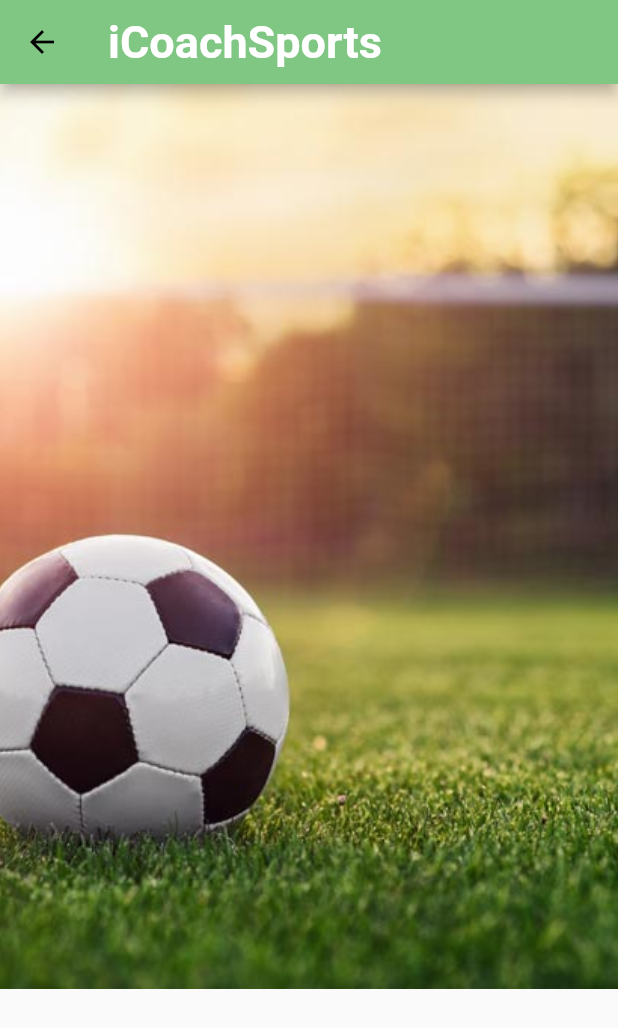
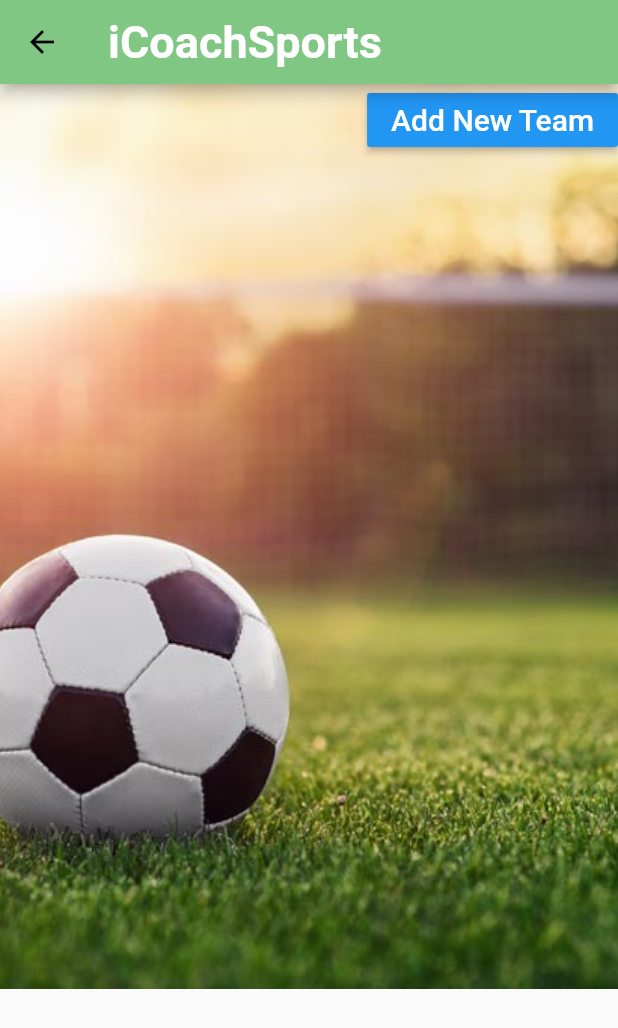
Before and after one commit to emchughes/iCoachSports, a Flutter app: the CoachHomeScreen screen opened by its route, on a phone screen of 412 x 824 dp. Shown: the top 1028 px of the screen. Run offline on Flutter 3.47's test engine with Material 2 defaults, Android fonts, the phone set to English and light mode, and no system bars; our stand-ins replace firebase_auth, google_fonts; accounts and stored records are empty; Roboto replaces fonts that are missing (Catamaran).

Commit message:
add team screen

```diff
--- a/lib/main.dart
+++ b/lib/main.dart
@@ -1,4 +1,5 @@
 import 'package:flutter/material.dart';
+import 'package:iCoachSports/screens/addteam_screen.dart';
 import 'package:iCoachSports/screens/coachhome_screen.dart';
 import 'package:iCoachSports/screens/createaccount_screen.dart';
 import 'package:iCoachSports/screens/login_screen.dart';
@@ -25,6 +26,7 @@ class ICoachSportsApp extends StatelessWidget {
           LogInScreen.routeName: (context) => LogInScreen(),
           CreateAccountScreen.routeName: (context) => CreateAccountScreen(),
           CoachHomeScreen.routeName: (context) => CoachHomeScreen(),
+          AddTeamScreen.routeName: (context) => AddTeamScreen(),
         });
   }
 }
--- a/lib/screens/coachhome_screen.dart
+++ b/lib/screens/coachhome_screen.dart
@@ -1,24 +1,9 @@
-import 'package:firebase_auth/firebase_auth.dart';
 import 'package:flutter/material.dart';
 
-class CoachHomeScreen extends StatefulWidget {
+import 'addteam_screen.dart';
+
+class CoachHomeScreen extends StatelessWidget {
   static const routeName = 'lohInScreen/coachHomeScreen';
-  @override
-  State<StatefulWidget> createState() {
-    return _CoachHomeState();
-  }
-}
-
-class _CoachHomeState extends State<CoachHomeScreen> {
-  _Controller con;
-  FirebaseUser user;
-  var formKey = GlobalKey<FormState>();
-
-  @override
-  void initState() {
-    super.initState();
-    con = _Controller(this);
-  }
 
   @override
   Widget build(BuildContext context) {
@@ -35,7 +20,7 @@ class _CoachHomeState extends State<CoachHomeScreen> {
             ),
           ),
         ),
-      body: Column (
+        body: Column(
           children: [
             Stack(
               children: [
@@ -47,15 +32,28 @@ class _CoachHomeState extends State<CoachHomeScreen> {
                     fit: BoxFit.fitHeight,
                   ),
                 ),
+                Column(
+                  mainAxisAlignment: MainAxisAlignment.end,
+                  children: [
+                    Align(
+                      alignment: Alignment.bottomRight,
+                      child: RaisedButton(
+                        child: Text(
+                          'Add New Team',
+                          style: TextStyle(fontSize: 20.0, color: Colors.white),
+                        ),
+                        color: Colors.blue,
+                        onPressed: () => Navigator.pushNamed(
+                            context, AddTeamScreen.routeName),
+                      ),
+                    ),
                   ],
                 ),
-        ],),
-    )
+              ],
+            ),
+          ],
+        ),
+      ),
     );
   }
 }
-
-class _Controller {
-  _CoachHomeState _state;
-  _Controller(this._state);
-}
```
Also changed, not shown: lib/screens/addteam_screen.dart (added, +109 -0 lines). Lines whose indentation alone changed are shown as unchanged.
